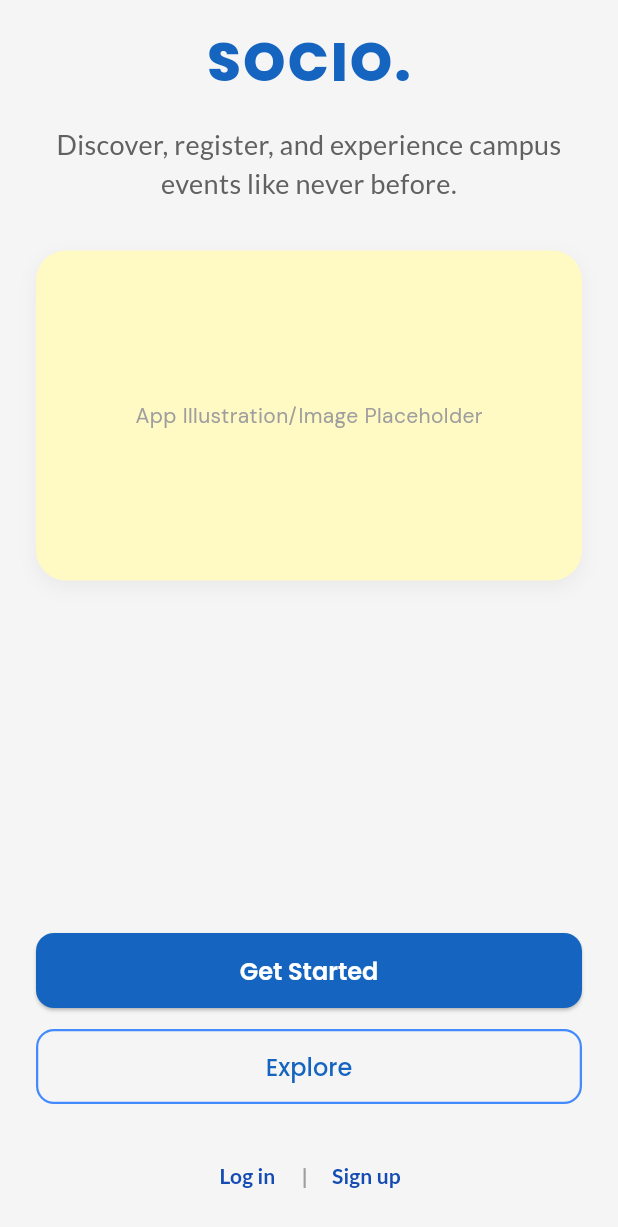
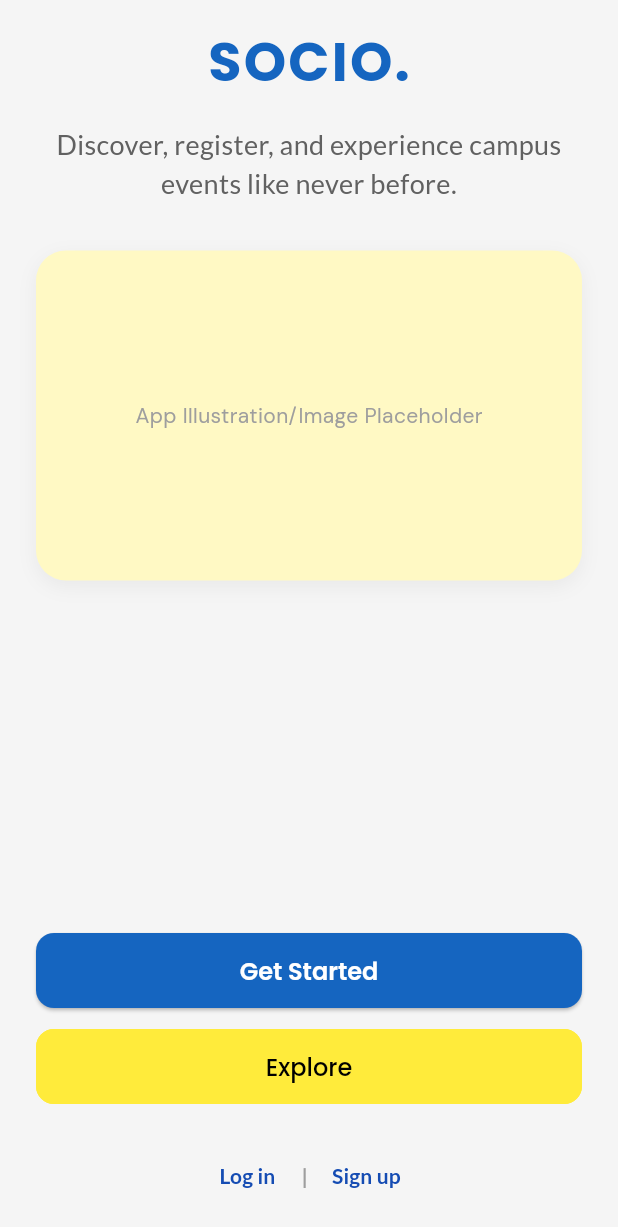
Before and after one commit to Lucifer5311R/socioapp, a Flutter app: the screen it shows after launch, on a phone screen of 412 x 824 dp. Shown: the top 1227 px of the screen. Run offline on Flutter 3.47's test engine with Material 3 defaults, Android fonts, the phone set to English and light mode, and no system bars; our stand-ins replace go_router, google_fonts, logger, shimmer, supabase_flutter, table_calendar; accounts and stored records are empty.

Commit message:
update landing_screen.dart

```diff
--- a/lib/screens/landing_screen.dart
+++ b/lib/screens/landing_screen.dart
@@ -26,7 +26,7 @@ class LandingScreen extends StatelessWidget {
                     'SOCIO.',
                     style: GoogleFonts.poppins(
                       fontSize: 36,
-                      fontWeight: FontWeight.w800,
+                      fontWeight: FontWeight.bold,
                       color: bluePrimary,
                       letterSpacing: 1.5,
                     ),
@@ -98,8 +98,9 @@ class LandingScreen extends StatelessWidget {
                   OutlinedButton(
                     style: OutlinedButton.styleFrom(
                       minimumSize: const Size.fromHeight(50),
-                      side: BorderSide(color: blueAccent, width: 1.5),
-                      foregroundColor: bluePrimary,
+                      backgroundColor: Colors.yellow,
+                      foregroundColor: Colors.black,
+                      side: const BorderSide(color: Colors.yellow, width: 1.5),
                       shape: RoundedRectangleBorder(
                         borderRadius: BorderRadius.circular(12),
                       ),
```
Also changed, not shown: 1 other file.
